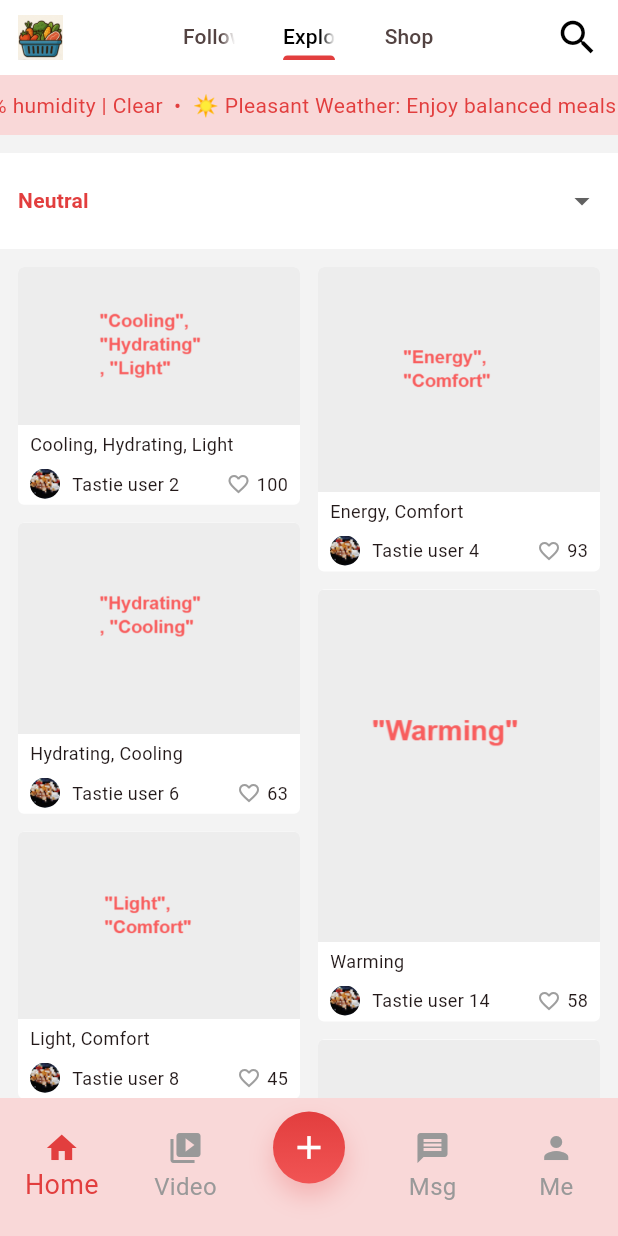
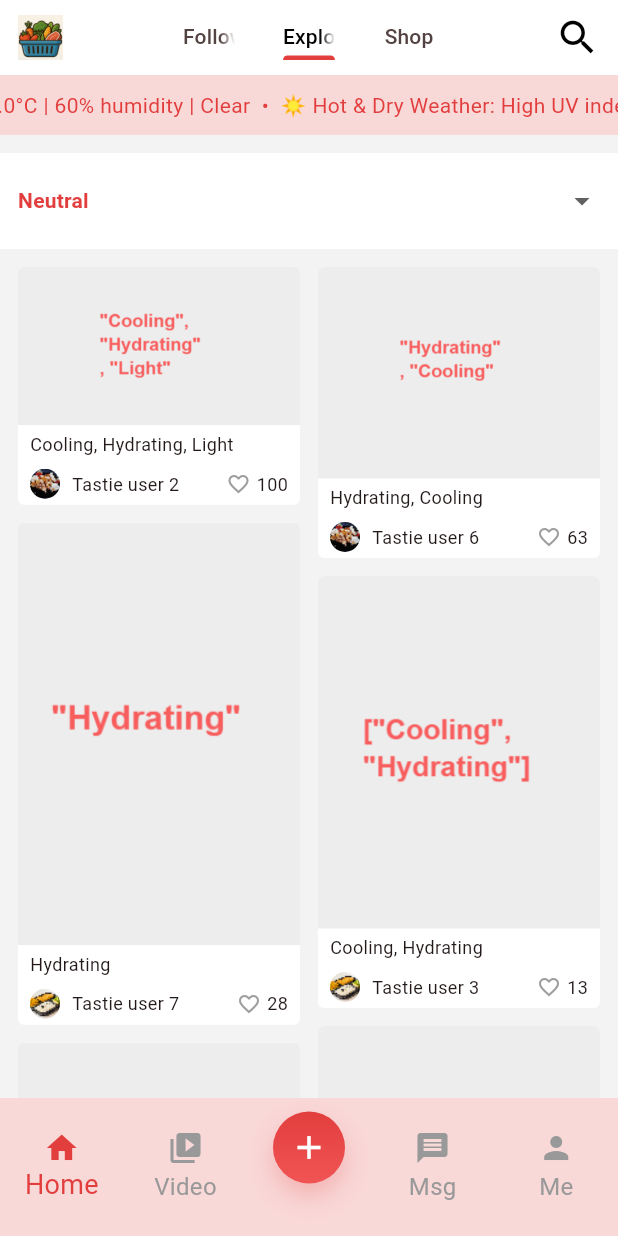
Before and after one commit to wenxun2002/Tastie, a Flutter app: the screen it shows after launch, item 2 of the bottom bar chosen, on a phone screen of 412 x 824 dp. Run offline on Flutter 3.47's test engine with Material 3 defaults, Android fonts, the phone set to English and light mode, and no system bars; our stand-ins replace card_swiper, geolocator, get, image_picker, share_plus; missing offline and left inert: step_progress.

Commit message:
weather API and weathers rules

```diff
--- a/assets/config/weather_tag_weight.json
+++ b/assets/config/weather_tag_weight.json
@@ -1,34 +1,34 @@
 {
   "hotHumid": {
-    "Cooling": 1.0,
-    "Hydrating": 0.9,
+    "Cooling": 0.9,
+    "Hydrating": 1.0,
     "Light": 0.7,
-    "Energy": 0.1,
-    "Warming": -0.3,
-    "Comfort": 0.2
+    "Energy": 0.3,
+    "Warming": 0.3,
+    "Comfort": 0.5
   },
   "hotDry": {
     "Cooling": 0.7,
-    "Hydrating": 1.0,
-    "Light": 0.6,
-    "Energy": 0.2,
-    "Warming": 0.0,
-    "Comfort": 0.2
+    "Hydrating": 0.7,
+    "Light": 0.5,
+    "Energy": 0.5,
+    "Warming": 0.5,
+    "Comfort": 0.5
   },
   "rainy": {
-    "Cooling": 0.1,
-    "Hydrating": 0.3,
-    "Light": 0.4,
-    "Energy": 0.6,
-    "Warming": 1.0,
+    "Cooling": 0.5,
+    "Hydrating": 0.5,
+    "Light": 0.5,
+    "Energy": 0.5,
+    "Warming": 0.7,
     "Comfort": 0.9
   },
   "cold": {
-    "Cooling": 0.0,
-    "Hydrating": 0.2,
-    "Light": 0.3,
-    "Energy": 1.0,
-    "Warming": 1.0,
+    "Cooling": 0.3,
+    "Hydrating": 0.3,
+    "Light": 0.5,
+    "Energy": 0.9,
+    "Warming": 0.9,
     "Comfort": 0.7
   },
   "neutral": {
@@ -39,12 +39,12 @@
     "Warming": 0.5,
     "Comfort": 0.5
   },
-  "stormy": {
-    "Cooling": 0.0,
-    "Hydrating": 0.3,
-    "Light": 0.3,
-    "Energy": 0.6,
-    "Warming": 1.0,
-    "Comfort": 1.0
+  "winter": {
+    "Cooling": 0.3,
+    "Hydrating": 0.4,
+    "Light": 0.4,
+    "Energy": 0.7,
+    "Warming": 0.9,
+    "Comfort": 0.9
   }
 }
--- a/lib/common/services/weather_service.dart
+++ b/lib/common/services/weather_service.dart
@@ -21,8 +21,8 @@ class WeatherService {
         return getRainyMessage();
       case WeatherCategory.cold:
         return getColdMessage();
-      case WeatherCategory.stormy:
-        return getStormyMessage();
+      case WeatherCategory.winter:
+        return getWinterMessage();
       case WeatherCategory.neutral:
         return getNeutralMessage();
     }
@@ -48,9 +48,9 @@ class WeatherService {
     return "❄️ Cold Weather: Time for warming foods! Enjoy hot soups, warm beverages, spicy dishes, and hearty meals to keep your body warm and energized.";
   }
 
-  /// 获取暴风雨天气消息
-  static String getStormyMessage() {
-    return "⛈️ Stormy Weather: Stay indoors and stay safe! Perfect time for comfort foods like warm soups, hot drinks, and hearty home-cooked meals.";
+  /// 获取冬季 / 下雪天气消息（内部使用 WeatherCategory.stormy 表示 Winter）
+  static String getWinterMessage() {
+    return "⛄ Winter Weather: Cold and snowy conditions are perfect for warm, hearty comfort foods — think hot soups, stews, baked dishes, and hot drinks to keep you warm and satisfied.";
   }
 
   /// 获取正常天气消息
--- a/lib/mock/mock_weather.dart
+++ b/lib/mock/mock_weather.dart
@@ -63,11 +63,11 @@ class MockWeather {
 
   // Heavy thunderstorm
   // high precipitation, very high humidity
-  static const WeatherData weatherStormy = WeatherData(
+  static const WeatherData weatherwinter = WeatherData(
     temperature: 22.0,
     humidity: 95.0,
     feelsLike: 25.0,
-    condition: "Thunderstorm",
+    condition: "winter",
     uvIndex: 1.0,
     precipitation: 45.0,
     conditionCode: 1276, // Moderate or heavy rain with thunder
--- a/lib/pages/index_page/index_controller.dart
+++ b/lib/pages/index_page/index_controller.dart
@@ -213,8 +213,8 @@ class IndexController extends GetxController
       case WeatherCategory.neutral:
         selectorWeather = MockWeather.weatherNeutral;
         break;
-      case WeatherCategory.stormy:
-        selectorWeather = MockWeather.weatherStormy;
+      case WeatherCategory.winter:
+        selectorWeather = MockWeather.weatherwinter;
         break;
     }
   }
--- a/lib/pages/index_page/widgets/weather_selector.dart
+++ b/lib/pages/index_page/widgets/weather_selector.dart
@@ -21,7 +21,7 @@ class WeatherSelector extends StatelessWidget {
       ('Rainy', MockWeather.weatherRainy),
       ('Cold', MockWeather.weatherCold),
       ('Neutral', MockWeather.weatherNeutral),
-      ('Stormy', MockWeather.weatherStormy),
+      ('Winter', MockWeather.weatherwinter),
     ];
 
     return Container(
--- a/lib/utils/weather_classifier.dart
+++ b/lib/utils/weather_classifier.dart
@@ -1,133 +1,71 @@
 import 'package:tastie/data/weather_tag_weight.dart';
 import 'package:tastie/models/weather_data.dart';
 
-/// 根据 WeatherAPI 的 condition code / 文本 + 温度 + 体感温度 + 湿度 + 降水
-/// 将当前天气归类到业务上的 6 个 WeatherCategory。
+/// 新版天气分类逻辑（用于 FYP 报告）
 ///
-/// 设计原则（从高优先级到低优先级）：
+/// 输入信号：
+/// - w.temperature (°C)
+/// - w.feelsLike (°C)
+/// - w.humidity (%)
+/// - w.condition (condition_text)
+/// - w.conditionCode (OpenWeather weather[id])
+/// - w.uvIndex
+/// - w.precipitation (mm/h)
 ///
-/// 1. **极端/强对流天气优先**：
-///    - 雷暴（thunderstorm）→ [WeatherCategory.stormy]
-/// 2. **显著降水**：
-///    - 各类雨（rain / drizzle / shower）→ [WeatherCategory.rainy]
-/// 3. **冰雪/极冷**：
-///    - snow / sleet / blizzard / ice pellets → [WeatherCategory.cold]
-/// 4. **雾霾类**：
-///    - fog / mist / haze，根据温度决定 cold / neutral
-/// 5. **晴/多云场景**：
-///    - 使用温度 + 体感温度(feelsLike) + 湿度 + UV 指数
-///      - 高温高湿高体感 → [WeatherCategory.hotHumid]
-///      - 高温低湿高 UV   → [WeatherCategory.hotDry]
-///      - 低温            → [WeatherCategory.cold]
-///      - 其它满足舒适区间 → [WeatherCategory.neutral]
-/// 6. **兜底**：未匹配到任何条件时，回落到 [WeatherCategory.neutral]。
+/// 优先级（waterfall）：
+/// 1. Snowy / Winter    →  WeatherCategory.stormy  （“冬天”类，主要给有雪国家用）
+/// 2. Rainy / Gloomy    →  WeatherCategory.rainy
+/// 3. Extreme Heat      →  WeatherCategory.hotHumid
+/// 4. Cold / Chilly     →  WeatherCategory.cold
+/// 5. Hot & dry         →  WeatherCategory.hotDry
+/// 6. Mild / Neutral    →  WeatherCategory.neutral
+///
+/// Nutrition Tag 权重全部交给
+/// `assets/config/weather_tag_weight.json` + `data/weather_tag_weight.dart`。
 WeatherCategory classifyWeather(WeatherData w) {
-  final text = w.condition.toLowerCase();
-  final code = w.conditionCode;
+  final String conditionText = w.condition.toLowerCase();
+  final int? code = w.conditionCode;
 
-  bool hasText(String token) => text.contains(token);
-  bool hasAnyText(Iterable<String> tokens) =>
-      tokens.any((t) => text.contains(t));
+  bool hasAny(Iterable<String> tokens) =>
+      tokens.any((t) => conditionText.contains(t));
 
-  bool isThunder(int c) => {1273, 1276, 1279, 1282}.contains(c);
-  bool isRainCode(int c) =>
-      (c >= 1063 && c <= 1201) || (c >= 1240 && c <= 1246);
-  bool isSnowOrSleetCode(int c) =>
-      (c >= 1066 && c <= 1237) || (c >= 1249 && c <= 1264);
-  bool isFogCode(int c) => {1030, 1135, 1147}.contains(c);
+  // OpenWeather code 说明（简化版）:
+  // 2xx: Thunderstorm, 3xx: Drizzle, 5xx: Rain, 6xx: Snow
+  bool isSnowCode(int c) => c >= 600 && c < 700;
+  bool isRainLikeCode(int c) =>
+      (c >= 200 && c < 300) || (c >= 300 && c < 400) || (c >= 500 && c < 600);
 
-  // -------- 1. 雷暴 / 暴风雨（最高优先级） --------
-  final thunderByText = hasText('thunder');
-  final thunderByCode = code != null && isThunder(code);
-  if (thunderByText || thunderByCode) {
-    // 如果有明显雷暴或强降水则归为 stormy
-    if (w.precipitation >= 20 || w.humidity >= 90) {
-      return WeatherCategory.stormy;
-    }
-    // 轻微雷雨则至少按 rainy 处理
+  // Priority 1: Snowy / Winter （全局兼容，映射到 WeatherCategory.stormy = “冬天”权重）
+  final bool snowByText = hasAny(['snow', 'sleet', 'blizzard', 'ice']);
+  final bool snowByCode = code != null && isSnowCode(code);
+  if (snowByText || snowByCode) {
+    return WeatherCategory.winter;
+  }
+
+  // Priority 2: Rainy / Gloomy (psychological focus)
+  final bool rainByText = hasAny(['rain', 'drizzle', 'storm', 'thunder']);
+  final bool rainByCode = code != null && isRainLikeCode(code);
+  if (rainByText || rainByCode || w.precipitation > 0.5) {
     return WeatherCategory.rainy;
   }
 
-  // -------- 2. 各类雨 / 毛毛雨 / 阵雨 --------
-  final rainByText =
-      hasAnyText(['rain', 'drizzle', 'shower']) && !hasText('snow');
-  final rainByCode = code != null && isRainCode(code);
-  if (rainByText || rainByCode) {
-    if (w.precipitation >= 5 || w.humidity >= 80) {
-      return WeatherCategory.rainy;
-    }
-    // 小雨但气候整体偏热湿
-    if (_isHotAndHumid(w)) {
-      return WeatherCategory.hotHumid;
-    }
-    return WeatherCategory.neutral;
+  // Priority 3: Extreme Heat (Hot & humid) - Heat Stress
+  if (w.feelsLike >= 38 ||
+      (w.temperature >= 33 && w.humidity >= 70) ||
+      (w.uvIndex >= 8 && w.temperature >= 30)) {
+    return WeatherCategory.hotHumid;
   }
 
-  // -------- 3. 雪 / 雨夹雪 / 冰粒 / 暴风雪 --------
-  final snowByText = hasAnyText([
-    'snow',
-    'sleet',
-    'blizzard',
-    'ice pellets',
-    'blowing snow',
-  ]);
-  final snowByCode = code != null && isSnowOrSleetCode(code);
-  if (snowByText || snowByCode) {
+  // Priority 4: Cold / Chilly（马来西亚语境，空调感）
+  if (w.temperature <= 26 || w.feelsLike <= 27) {
     return WeatherCategory.cold;
   }
 
-  // -------- 4. 雾 / 霾 / 薄雾 --------
-  final fogByText = hasAnyText(['fog', 'mist', 'haze']);
-  final fogByCode = code != null && isFogCode(code);
-  if (fogByText || fogByCode) {
-    // 冷雾：体感温度偏低时归为 cold，否则 neutral
-    if (w.feelsLike < 18 || w.temperature < 18) {
-      return WeatherCategory.cold;
-    }
-    return WeatherCategory.neutral;
-  }
-
-  // -------- 5. 无明显降水：用温度 + 体感温度 + 湿度 + UV --------
-  if (_isHotAndHumid(w)) {
-    return WeatherCategory.hotHumid;
-  }
-
-  if (_isHotAndDry(w)) {
+  // Priority 5: Hot & dry / Standard tropical heat
+  if (w.feelsLike >= 32 || (w.temperature >= 28 && w.humidity >= 60)) {
     return WeatherCategory.hotDry;
   }
 
-  if (_isCold(w)) {
-    return WeatherCategory.cold;
-  }
-
-  if (_isComfortableNeutral(w)) {
-    return WeatherCategory.neutral;
-  }
-
-  // -------- 6. 兜底：中性天气 --------
+  // Default: Mild / Neutral
   return WeatherCategory.neutral;
 }
-
-/// 是否属于“闷热潮湿”：高温 + 高湿 + 体感温度显著偏高
-bool _isHotAndHumid(WeatherData w) {
-  // 与 WeatherService.isHotHumid 保持一致：temp ≥32, humidity ≥80, feelsLike ≥40
-  return w.temperature >= 32 && w.humidity >= 80 && w.feelsLike >= 40;
-}
-
-/// 是否属于“炎热干燥”：高温 + 低湿 + 高 UV（与 WeatherService.isHotDry 对齐）
-bool _isHotAndDry(WeatherData w) {
-  return w.temperature >= 33 && w.humidity < 40 && w.uvIndex >= 9;
-}
-
-/// 是否属于“寒冷”：实际温度或体感温度偏低（略宽松，用 feelsLike 加强体感判断）
-bool _isCold(WeatherData w) {
-  return w.temperature < 20 || w.feelsLike < 18;
-}
-
-/// 是否属于“舒适中性”：温度、体感温度、湿度都在适中区间
-bool _isComfortableNeutral(WeatherData w) {
-  final inTempRange = w.temperature >= 24 && w.temperature <= 30;
-  final inFeelRange = w.feelsLike >= 24 && w.feelsLike <= 32;
-  final inHumidityRange = w.humidity >= 40 && w.humidity <= 70;
-  return inTempRange && inFeelRange && inHumidityRange;
-}
```
Also changed, not shown: lib/config/weather_api_config.dart (+4 -4 lines), lib/data/weather_tag_weight.dart (+5 -8 lines), lib/repositories/weather_repository.dart (+70 -31 lines), 1 other file.
